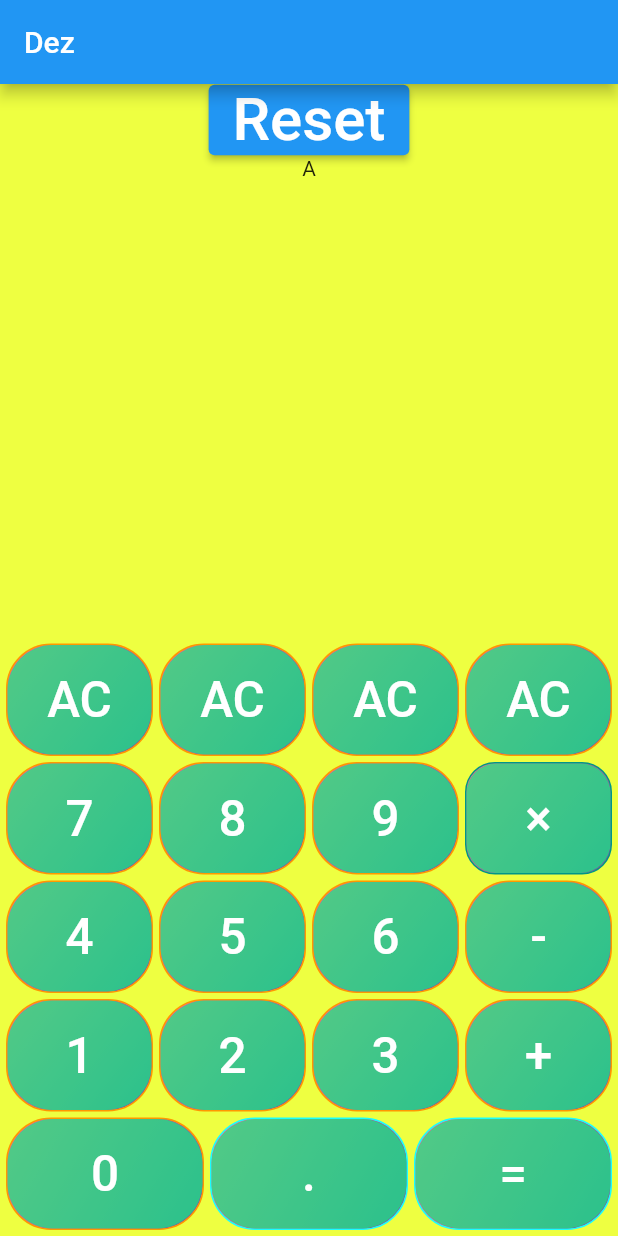
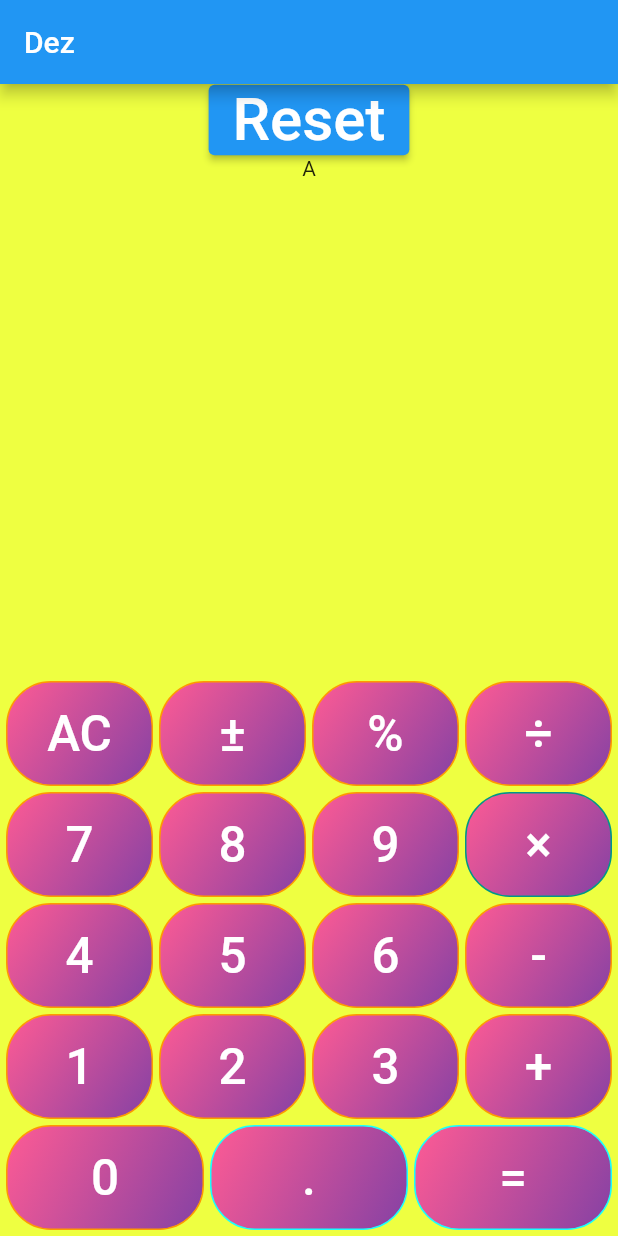
Before and after one commit to blackout358/Calculator-Flutter, a Flutter app: the screen it shows after launch, on a phone screen of 412 x 824 dp. Run offline on Flutter 3.47's test engine with Material 2 defaults, Android fonts, the phone set to English and light mode, and no system bars; our stand-ins replace flutter_layout_grid.

Commit message:
adde plus/minus button, added percent button added divide button

```diff
--- a/lib/Widgets/app_buttons.dart
+++ b/lib/Widgets/app_buttons.dart
@@ -24,14 +24,10 @@ class AppButtons extends StatelessWidget {
   @override
   Widget build(BuildContext context) {
     return Expanded(
-      child: FractionallySizedBox(
-        widthFactor: 1,
       child: Container(
         margin: EdgeInsets.all(2),
-          // padding: EdgeInsets.symmetric(horizontal: 0, vertical: 10),
         width: width,
         height: height,
-          // width: width,
         decoration: BoxDecoration(
           // color: backgroundColor,
           gradient: const LinearGradient(
@@ -45,13 +41,14 @@ class AppButtons extends StatelessWidget {
             width: 1.0,
           ),
         ),
+        child: Container(
           child: ElevatedButton(
             onPressed: onPressed,
             style: ElevatedButton.styleFrom(
               // margin: EdgeInsets.all(2),
               // padding: EdgeInsets.symmetric(horizontal: 0, vertical: 20),
               // minimumSize: Size.fromHeight(height),
-              backgroundColor: Color.fromARGB(172, 0, 255, 128),
+              backgroundColor: Colors.transparent,
               shadowColor: Colors.transparent,
               foregroundColor: foregroundColor,
               shape: RoundedRectangleBorder(
--- a/lib/Widgets/calculator_number_pad.dart
+++ b/lib/Widgets/calculator_number_pad.dart
@@ -1,54 +1,6 @@
 import 'package:flutter/material.dart';
 import 'package:calculator/Widgets/app_buttons.dart';
 import 'package:flutter_layout_grid/flutter_layout_grid.dart';
-
-// class CalculatorNumberPad extends StatefulWidget {
-//   final int crossAxisCount;
-//   final ValueChanged<String> onPressed;
-
-//   const CalculatorNumberPad({
-//     Key? key,
-//     required this.crossAxisCount,
-//     required this.onPressed,
-//   }) : super(key: key);
-
-//   @override
-//   State<CalculatorNumberPad> createState() => _CalculatorNumberPadState();
-// }
-
-// class _CalculatorNumberPadState extends State<CalculatorNumberPad> {
-//   @override
-//   Widget build(BuildContext context) {
-//     return LayoutGrid(
-//       // set some flexible track sizes based on the crossAxisCount
-//       columnSizes: widget.crossAxisCount == 2 ? [1.fr, 1.fr] : [1.fr],
-//       // set all the row sizes to auto (self-sizing height)
-//       rowSizes: widget.crossAxisCount == 2
-//           ? const [auto, auto]
-//           : const [auto, auto, auto, auto],
-//       rowGap: 40, // equivalent to mainAxisSpacing
-//       columnGap: 24, // equivalent to crossAxisSpacing
-//       // note: there's no childAspectRatio
-//       children: [
-//         // render all the cards with *automatic child placement*
-//         for (var i = 0; i < 10; i++)
-//           AppButtons(
-//             foregroundColor: Colors.white,
-//             backgroundColor: Colors.red,
-//             borderColor: Colors.orange,
-//             text: i.toString(),
-//             width: 90,
-//             height: 90,
-//             borderRadius: 30,
-//             onPressed: () {
-//               widget.onPressed(i.toString());
-//               print("Hey");
-//             },
-//           ),
-//       ],
-//     );
-//   }
-// }
 
 class CalculatorNumberPad extends StatefulWidget {
   final ValueChanged<String> onPressed;
@@ -64,9 +16,10 @@ class CalculatorNumberPad extends StatefulWidget {
 }
 
 class _CalculatorNumberPadState extends State<CalculatorNumberPad> {
-  int size = 75;
+  // double size = 100;
   @override
   Widget build(BuildContext context) {
+    double size = 70;
     return Container(
       // height: 300,
       margin: EdgeInsets.all(2),
@@ -84,8 +37,8 @@ class _CalculatorNumberPadState extends State<CalculatorNumberPad> {
                 backgroundColor: Colors.red,
                 borderColor: Colors.orange,
                 text: "AC",
-                width: size.toDouble(),
-                height: size.toDouble(),
+                width: size,
+                height: size,
                 borderRadius: 30,
                 onPressed: () {
                   print("Hey");
@@ -95,33 +48,33 @@ class _CalculatorNumberPadState extends State<CalculatorNumberPad> {
                 foregroundColor: Colors.white,
                 backgroundColor: Colors.red,
                 borderColor: Colors.orange,
-                text: "AC",
-                width: size.toDouble(),
-                height: size.toDouble(),
+                text: "±",
+                width: size,
+                height: size,
                 borderRadius: 30,
                 onPressed: () {
-                  print("Hey");
+                  print("plus/minus");
                 },
               ),
               AppButtons(
                 foregroundColor: Colors.white,
                 backgroundColor: Colors.red,
                 borderColor: Colors.orange,
-                text: "AC",
-                width: size.toDouble(),
-                height: size.toDouble(),
+                text: "%",
+                width: size,
+                height: size,
                 borderRadius: 30,
                 onPressed: () {
-                  print("Hey");
+                  print("%");
                 },
               ),
               AppButtons(
                 foregroundColor: Colors.white,
                 backgroundColor: Colors.red,
                 borderColor: Colors.orange,
-                text: "AC",
-                width: size.toDouble(),
-                height: size.toDouble(),
+                text: "÷",
+                width: size,
+                height: size,
                 borderRadius: 30,
                 onPressed: () {
                   print("Hey");
@@ -139,8 +92,8 @@ class _CalculatorNumberPadState extends State<CalculatorNumberPad> {
                   backgroundColor: Colors.red,
                   borderColor: Colors.orange,
                   text: i.toString(),
-                  width: size.toDouble(),
-                  height: size.toDouble(),
+                  width: size,
+                  height: size,
                   borderRadius: 30,
                   onPressed: () {
                     widget.onPressed(i.toString());
@@ -152,9 +105,9 @@ class _CalculatorNumberPadState extends State<CalculatorNumberPad> {
                 backgroundColor: Colors.black,
                 borderColor: Colors.teal,
                 text: "×",
-                width: size.toDouble(),
-                height: size.toDouble(),
-                borderRadius: 20,
+                width: size,
+                height: size,
+                borderRadius: 30,
                 onPressed: () {
                   widget.onPressed("×");
                 },
@@ -172,8 +125,8 @@ class _CalculatorNumberPadState extends State<CalculatorNumberPad> {
                   backgroundColor: Colors.red,
                   borderColor: Colors.orange,
                   text: i.toString(),
-                  width: size.toDouble(),
-                  height: size.toDouble(),
+                  width: size,
+                  height: size,
                   borderRadius: 30,
                   onPressed: () {
                     widget.onPressed(i.toString());
@@ -185,8 +138,8 @@ class _CalculatorNumberPadState extends State<CalculatorNumberPad> {
                 backgroundColor: Colors.red,
                 borderColor: Colors.orange,
                 text: "-",
-                width: size.toDouble(),
-                height: size.toDouble(),
+                width: size,
+                height: size,
                 borderRadius: 30,
                 onPressed: () {
                   widget.onPressed("-");
@@ -206,8 +159,8 @@ class _CalculatorNumberPadState extends State<CalculatorNumberPad> {
                   backgroundColor: Colors.red,
                   borderColor: Colors.orange,
                   text: i.toString(),
-                  width: size.toDouble(),
-                  height: size.toDouble(),
+                  width: size,
+                  height: size,
                   borderRadius: 30,
                   onPressed: () {
                     widget.onPressed(i.toString());
@@ -219,8 +172,8 @@ class _CalculatorNumberPadState extends State<CalculatorNumberPad> {
                 backgroundColor: Colors.red,
                 borderColor: Colors.orange,
                 text: "+",
-                width: size.toDouble(),
-                height: size.toDouble(),
+                width: size,
+                height: size,
                 borderRadius: 30,
                 onPressed: () {
                   widget.onPressed("+");
@@ -236,8 +189,8 @@ class _CalculatorNumberPadState extends State<CalculatorNumberPad> {
                 backgroundColor: Colors.red,
                 borderColor: Colors.orange,
                 text: "0",
-                width: (size + 10).toDouble(),
-                height: size.toDouble(),
+                width: size + size + 4,
+                height: size,
                 borderRadius: 30,
                 onPressed: () {
                   widget.onPressed("0");
@@ -248,8 +201,8 @@ class _CalculatorNumberPadState extends State<CalculatorNumberPad> {
                 backgroundColor: Colors.red,
                 borderColor: Colors.cyanAccent,
                 text: ".",
-                width: size.toDouble(),
-                height: size.toDouble(),
+                width: size,
+                height: size,
                 borderRadius: 30,
                 onPressed: () {
                   print("Dot");
@@ -260,8 +213,8 @@ class _CalculatorNumberPadState extends State<CalculatorNumberPad> {
                   backgroundColor: Colors.red,
                   borderColor: Colors.cyanAccent,
                   text: "=",
-                  width: size.toDouble(),
-                  height: size.toDouble(),
+                  width: size,
+                  height: size,
                   borderRadius: 30,
                   onPressed: () {
                     print("Equals");
```
Lines whose indentation alone changed are shown as unchanged.
